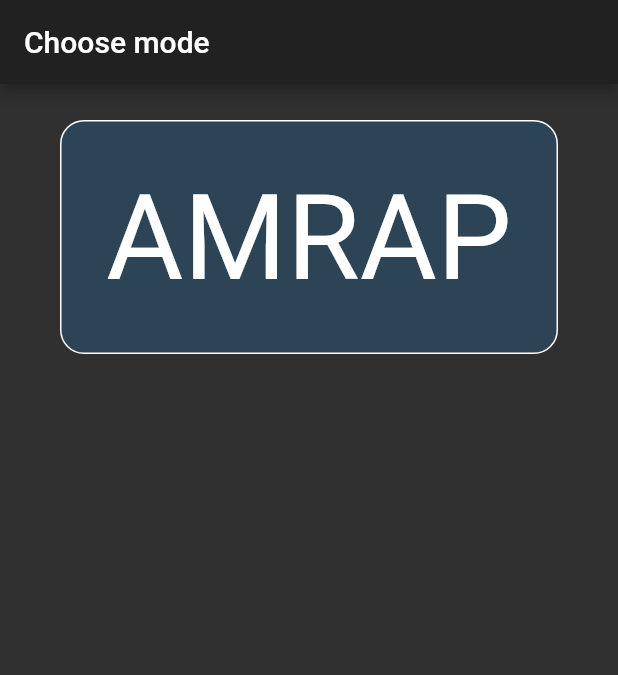
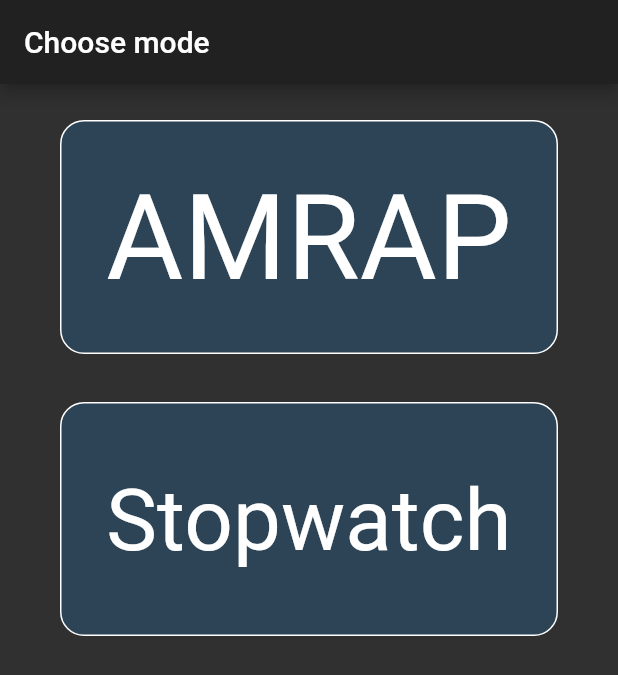
Before and after one commit to wujek-srujek/time_it, a Flutter app: the screen it shows after launch, on a phone screen of 412 x 824 dp. Shown: the top 675 px of the screen. Run offline on Flutter 3.47's test engine with Material 2 defaults, Android fonts, the light colour scheme and no system bars; our stand-ins replace audioplayers, firebase_core, firebase_crashlytics, flutter_riverpod, riverpod, wakelock; accounts and stored records are empty.

Commit message:
Implement 'stopwatch' mode

```diff
--- a/lib/ui/page/mode_selection_page.dart
+++ b/lib/ui/page/mode_selection_page.dart
@@ -2,7 +2,10 @@ import 'package:flutter/material.dart';
 
 import '../widget/common/fitted_text_button.dart';
 import '../widget/common/page_scaffold.dart';
+import '../widget/mode/rounds_widget.dart';
+import '../widget/mode/stopwatch_widget.dart';
 import 'interval_config_page.dart';
+import 'workout_page.dart';
 
 class ModeSelectionPage extends StatelessWidget {
   const ModeSelectionPage();
@@ -18,8 +21,15 @@ class ModeSelectionPage extends StatelessWidget {
             modeName: 'AMRAP',
             targetPage: IntervalConfigPage(),
           ),
+          _ModeButton(
+            modeName: 'Stopwatch',
+            targetPage: WorkoutPage(
+              topWidget: RoundsWidget(),
+              bottomWidget: StopwatchWidget(),
+            ),
+          ),
           Expanded(
-            flex: 3,
+            flex: 2,
             child: SizedBox.shrink(),
           ),
         ],
```
Also changed, not shown: lib/ui/widget/mode/stopwatch_widget.dart (added, +23 -0 lines), 1 other file.
